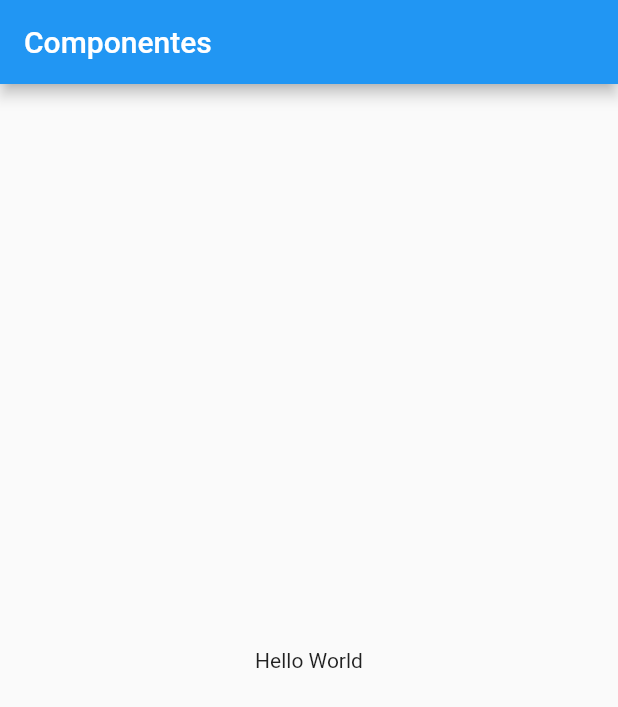
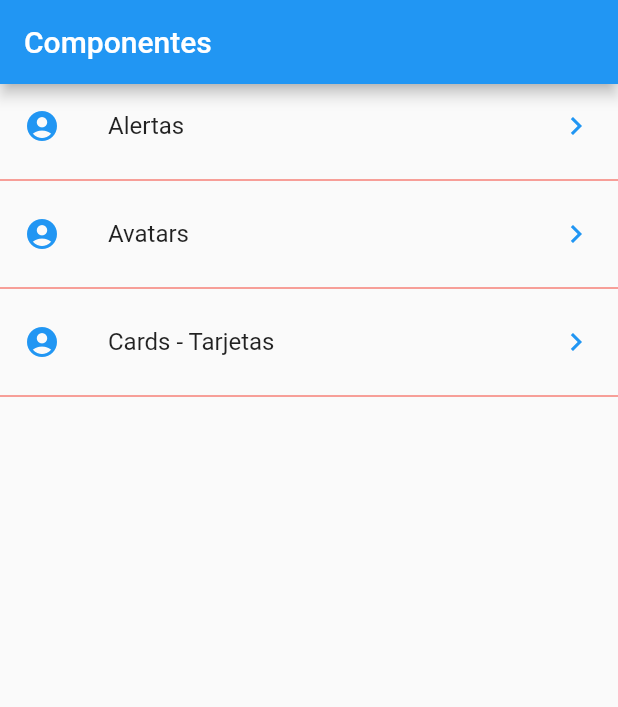
Before and after one commit to FranLara99/componentes_dart, a Flutter app: the screen it shows after launch, on a phone screen of 412 x 824 dp. Shown: the top 707 px of the screen. Run offline on Flutter 3.47's test engine with Material 2 defaults, Android fonts, the phone set to English and light mode, and no system bars; missing offline and left inert: dart:html.

Commit message:
Commit 08/10/2021

```diff
--- a/analysis_options.yaml
+++ b/analysis_options.yaml
@@ -7,7 +7,8 @@
 
 # The following line activates a set of recommended lints for Flutter apps,
 # packages, and plugins designed to encourage good coding practices.
-include: package:flutter_lints/flutter.yaml
+
+#include: package:flutter_lints/flutter.yaml
 
 linter:
   # The lint rules applied to this project can be customized in the
--- /dev/null
+++ b/data/menu_opts.json
@@ -0,0 +1,20 @@
+{
+    "nombreApp" : "Componentes",
+    "rutas" : [
+        {
+            "ruta" : "alert",
+            "icon" : "add_alert",
+            "texto": "Alertas"
+        },
+        {
+            "ruta" : "avatar",
+            "icon" : "accessibility",
+            "texto": "Avatars"
+        },
+        {
+            "ruta" : "card",
+            "icon" : "folder_open",
+            "texto": "Cards - Tarjetas"
+        }
+    ]
+}
--- a/lib/main.dart
+++ b/lib/main.dart
@@ -1,3 +1,4 @@
+import 'package:componentes/src/pages/home_page.dart';
 import 'package:flutter/material.dart';
 
 void main() => runApp(MyApp());
@@ -6,18 +7,9 @@ class MyApp extends StatelessWidget {
   @override
   Widget build(BuildContext context) {
     return MaterialApp(
-      title: 'Componentes App',
-      home: Scaffold(
-        appBar: AppBar(
-          title: Text('Componentes'),
-        ),
-        body: Center(
-          child: Container
-          (
-            child: Text('Hello World'),
-          ),
-        ),
-      ),
+      debugShowCheckedModeBanner: false,
+      title: 'Componentes APP',
+      home: HomePage()
     );
   }
 }
--- /dev/null
+++ b/lib/src/pages/home_page.dart
@@ -0,0 +1,56 @@
+import 'package:componentes/src/providers/menu_provider.dart';
+import 'package:flutter/material.dart';
+
+class HomePage extends StatelessWidget {
+  @override
+  Widget build(BuildContext context) {
+    return Scaffold(
+      appBar: AppBar(
+        title: Text('Componentes'),
+      ),
+      body: _lista(),
+    );
+  }
+
+  Widget _lista() {
+    //print(menuProvider.cargarData().then((opciones) {
+    //print(opciones);
+    return FutureBuilder(
+      future: menuProvider.cargarData(),
+      //initialData: [],
+      builder: ( context, AsyncSnapshot<List<dynamic>> snapshot) {
+
+        return ListView(
+          children: _listaItems( snapshot.data! ),
+        );
+      },
+    );
+
+
+
+
+
+  }
+
+  List<Widget> _listaItems( List<dynamic> data) {
+
+     final List <Widget> opciones = [];
+
+     data.forEach( (opt) {
+
+       final widgetTemp = ListTile(
+       title: Text( opt['texto']),
+       leading: Icon(Icons.account_circle, color: Colors.blue ),
+       trailing: Icon(Icons.keyboard_arrow_right, color:Colors.blue),
+       onTap: () {
+
+       },
+       );
+
+        opciones..add(widgetTemp)
+                ..add( Divider(color: Colors.red));
+      });
+
+      return opciones;
+  }
+}
--- a/pubspec.yaml
+++ b/pubspec.yaml
@@ -58,8 +58,8 @@ flutter:
   uses-material-design: true
 
   # To add assets to your application, add an assets section, like this:
-  # assets:
-  #   - images/a_dot_burr.jpeg
+  assets:
+    - data/menu_opts.json
   #   - images/a_dot_ham.jpeg
 
   # An image asset can refer to one or more resolution-specific "variants", see
```
Also changed, not shown: lib/src/pages/home_temp.dart (added, +56 -0 lines), lib/src/providers/menu_provider.dart (added, +21 -0 lines).
